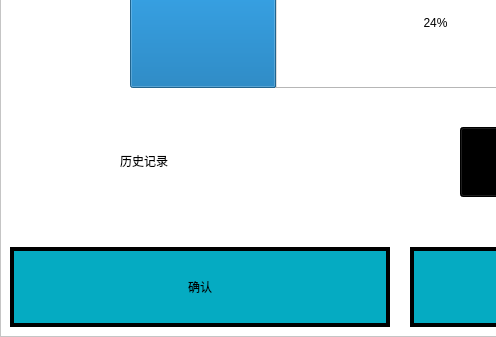
This is gui/clear.ui in mysondrink/qt0922 as Qt 5 draws it before an edit; both pictures show x 0 to 496 and y 113 to 450 of the 800 by 450 pixel window. The edited form follows.
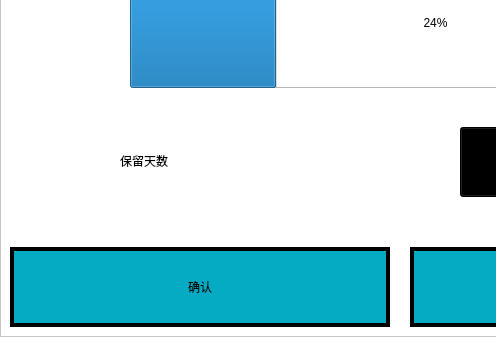
This is the edited form.

What changed in the file:
```diff
--- a/gui/clear.ui
+++ b/gui/clear.ui
@@ -44,7 +44,7 @@
      <string notr="true">font: 20pt &quot;宋体&quot;;</string>
     </property>
     <property name="text">
-     <string>历史记录</string>
+     <string>保留天数</string>
     </property>
    </widget>
    <widget class="QProgressBar" name="clearBar">
```
